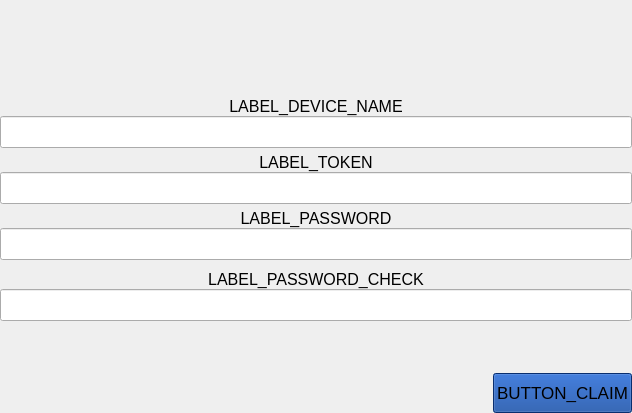
Before: the Qt Designer form parsec/core/gui/forms/claim_user_widget.ui in Scille/parsec-cloud, drawn with Qt 5.
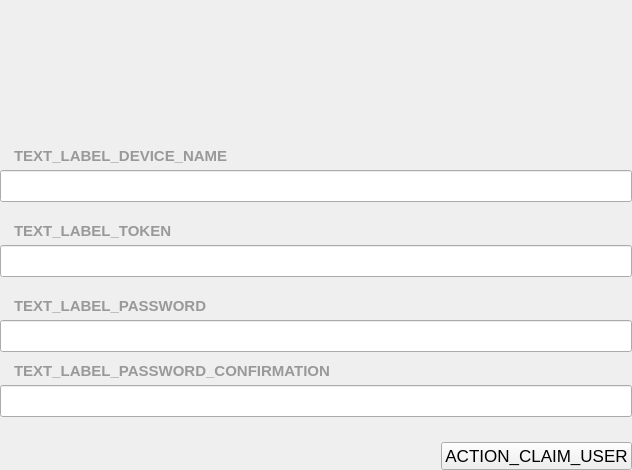
After: the same form once the commit is applied. Custom widgets are drawn as their Qt base class.

Commit message: Moved GUI to the new design: new style, new translations, new icons, fixed some functionalities

Diff of the .ui file:
```diff
--- a/parsec/core/gui/forms/claim_user_widget.ui
+++ b/parsec/core/gui/forms/claim_user_widget.ui
@@ -7,7 +7,7 @@
     <x>0</x>
     <y>0</y>
     <width>632</width>
-    <height>413</height>
+    <height>470</height>
    </rect>
   </property>
   <property name="sizePolicy">
@@ -20,24 +20,15 @@
    <string>Form</string>
   </property>
   <property name="styleSheet">
-   <string notr="true">#button_claim
-{
-background-color: rgb(12, 65, 156);
-height: 32px;
-}
-
-#button_claim:pressed
-{
-background-color: rgb(32, 85, 176);
-}
-
-#button_claim:disabled
-{
-background-color: rgb(112, 112, 112);
-color: rgb(255, 255, 255);
+   <string notr="true">#label_device_name, #label_token, #label_password, #label_confirmation {
+	color: #999999;
+	padding-left: 10px;
 }</string>
   </property>
   <layout class="QVBoxLayout" name="verticalLayout_4">
+   <property name="spacing">
+    <number>30</number>
+   </property>
    <property name="leftMargin">
     <number>0</number>
    </property>
@@ -91,9 +82,6 @@
        <height>0</height>
       </size>
      </property>
-     <property name="styleSheet">
-      <string notr="true"/>
-     </property>
      <layout class="QVBoxLayout" name="verticalLayout_6">
       <property name="spacing">
        <number>0</number>
@@ -112,12 +100,9 @@
       </property>
       <item>
        <widget class="QWidget" name="widget_2" native="true">
-        <property name="styleSheet">
-         <string notr="true"/>
-        </property>
         <layout class="QVBoxLayout" name="verticalLayout">
          <property name="spacing">
-          <number>5</number>
+          <number>20</number>
          </property>
          <property name="leftMargin">
           <number>0</number>
@@ -134,23 +119,22 @@
          <item>
           <layout class="QVBoxLayout" name="verticalLayout_7">
            <property name="spacing">
-            <number>0</number>
+            <number>5</number>
            </property>
            <item>
-            <widget class="QLabel" name="label_7">
+            <widget class="QLabel" name="label_device_name">
              <property name="font">
               <font>
-               <pointsize>12</pointsize>
+               <pointsize>11</pointsize>
+               <weight>75</weight>
+               <bold>true</bold>
               </font>
              </property>
-             <property name="styleSheet">
-              <string notr="true"/>
-             </property>
              <property name="text">
-              <string>LABEL_DEVICE_NAME</string>
+              <string>TEXT_LABEL_DEVICE_NAME</string>
              </property>
              <property name="alignment">
-              <set>Qt::AlignCenter</set>
+              <set>Qt::AlignLeading|Qt::AlignLeft|Qt::AlignVCenter</set>
              </property>
             </widget>
            </item>
@@ -167,6 +151,9 @@
                <pointsize>12</pointsize>
               </font>
              </property>
+             <property name="placeholderText">
+              <string/>
+             </property>
             </widget>
            </item>
           </layout>
@@ -174,23 +161,22 @@
          <item>
           <layout class="QVBoxLayout" name="verticalLayout_8">
            <property name="spacing">
-            <number>0</number>
+            <number>5</number>
            </property>
            <item>
-            <widget class="QLabel" name="label_8">
+            <widget class="QLabel" name="label_token">
              <property name="font">
               <font>
-               <pointsize>12</pointsize>
+               <pointsize>11</pointsize>
+               <weight>75</weight>
+               <bold>true</bold>
               </font>
              </property>
-             <property name="styleSheet">
-              <string notr="true"/>
-             </property>
              <property name="text">
-              <string>LABEL_TOKEN</string>
+              <string>TEXT_LABEL_TOKEN</string>
              </property>
              <property name="alignment">
-              <set>Qt::AlignCenter</set>
+              <set>Qt::AlignLeading|Qt::AlignLeft|Qt::AlignVCenter</set>
              </property>
             </widget>
            </item>
@@ -207,6 +193,9 @@
                <pointsize>12</pointsize>
               </font>
              </property>
+             <property name="placeholderText">
+              <string/>
+             </property>
             </widget>
            </item>
           </layout>
@@ -232,23 +221,22 @@
             <item>
              <layout class="QVBoxLayout" name="verticalLayout_10">
               <property name="spacing">
-               <number>0</number>
+               <number>5</number>
               </property>
               <item>
-               <widget class="QLabel" name="label_2">
+               <widget class="QLabel" name="label_password">
                 <property name="font">
                  <font>
-                  <pointsize>12</pointsize>
+                  <pointsize>11</pointsize>
+                  <weight>75</weight>
+                  <bold>true</bold>
                  </font>
                 </property>
-                <property name="styleSheet">
-                 <string notr="true"/>
-                </property>
                 <property name="text">
-                 <string>LABEL_PASSWORD</string>
+                 <string>TEXT_LABEL_PASSWORD</string>
                 </property>
                 <property name="alignment">
-                 <set>Qt::AlignCenter</set>
+                 <set>Qt::AlignLeading|Qt::AlignLeft|Qt::AlignVCenter</set>
                 </property>
                </widget>
               </item>
@@ -265,15 +253,15 @@
                   <pointsize>12</pointsize>
                  </font>
                 </property>
-                <property name="styleSheet">
-                 <string notr="true"/>
-                </property>
                 <property name="text">
                  <string/>
                 </property>
                 <property name="echoMode">
                  <enum>QLineEdit::Password</enum>
                 </property>
+                <property name="placeholderText">
+                 <string/>
+                </property>
                </widget>
               </item>
              </layout>
@@ -281,23 +269,25 @@
             <item>
              <layout class="QVBoxLayout" name="verticalLayout_11">
               <property name="spacing">
-               <number>0</number>
+               <number>5</number>
               </property>
               <item>
-               <widget class="QLabel" name="label_6">
+               <widget class="QLabel" name="label_confirmation">
                 <property name="font">
                  <font>
-                  <pointsize>12</pointsize>
+                  <pointsize>11</pointsize>
+                  <weight>75</weight>
+                  <bold>true</bold>
                  </font>
                 </property>
-                <property name="styleSheet">
-                 <string notr="true"/>
+                <property name="toolTip">
+                 <string>TEXT_CLAIM_USER_TOOLTIP</string>
                 </property>
                 <property name="text">
-                 <string>LABEL_PASSWORD_CHECK</string>
+                 <string>TEXT_LABEL_PASSWORD_CONFIRMATION</string>
                 </property>
                 <property name="alignment">
-                 <set>Qt::AlignCenter</set>
+                 <set>Qt::AlignLeading|Qt::AlignLeft|Qt::AlignVCenter</set>
                 </property>
                </widget>
               </item>
@@ -317,39 +307,15 @@
                 <property name="echoMode">
                  <enum>QLineEdit::Password</enum>
                 </property>
+                <property name="placeholderText">
+                 <string/>
+                </property>
                </widget>
               </item>
              </layout>
             </item>
             <item>
-             <layout class="QHBoxLayout" name="horizontalLayout">
-              <item>
-               <widget class="QLabel" name="label_password_strength">
-                <property name="minimumSize">
-                 <size>
-                  <width>0</width>
-                  <height>32</height>
-                 </size>
-                </property>
-                <property name="font">
-                 <font>
-                  <pointsize>12</pointsize>
-                  <weight>75</weight>
-                  <bold>true</bold>
-                 </font>
-                </property>
-                <property name="lineWidth">
-                 <number>0</number>
-                </property>
-                <property name="text">
-                 <string/>
-                </property>
-                <property name="alignment">
-                 <set>Qt::AlignCenter</set>
-                </property>
-               </widget>
-              </item>
-             </layout>
+             <layout class="QHBoxLayout" name="layout_password_strength"/>
             </item>
            </layout>
           </widget>
@@ -379,20 +345,20 @@
             </spacer>
            </item>
            <item>
-            <widget class="PointingHandButton" name="button_claim">
+            <widget class="QPushButton" name="button_claim">
              <property name="font">
               <font>
                <pointsize>13</pointsize>
               </font>
              </property>
+             <property name="cursor">
+              <cursorShape>PointingHandCursor</cursorShape>
+             </property>
              <property name="layoutDirection">
               <enum>Qt::RightToLeft</enum>
              </property>
-             <property name="styleSheet">
-              <string notr="true"/>
-             </property>
              <property name="text">
-              <string>BUTTON_CLAIM</string>
+              <string>ACTION_CLAIM_USER</string>
              </property>
              <property name="iconSize">
               <size>
@@ -415,13 +381,6 @@
    </item>
   </layout>
  </widget>
- <customwidgets>
-  <customwidget>
-   <class>PointingHandButton</class>
-   <extends>QPushButton</extends>
-   <header>parsec.core.gui.custom_widgets</header>
-  </customwidget>
- </customwidgets>
  <resources/>
  <connections/>
 </ui>
```
The commit also changes 1063 other files.
